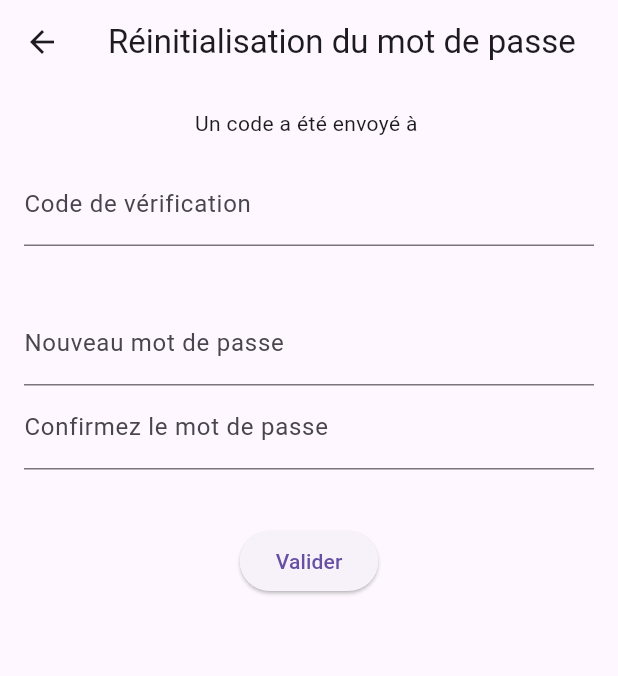
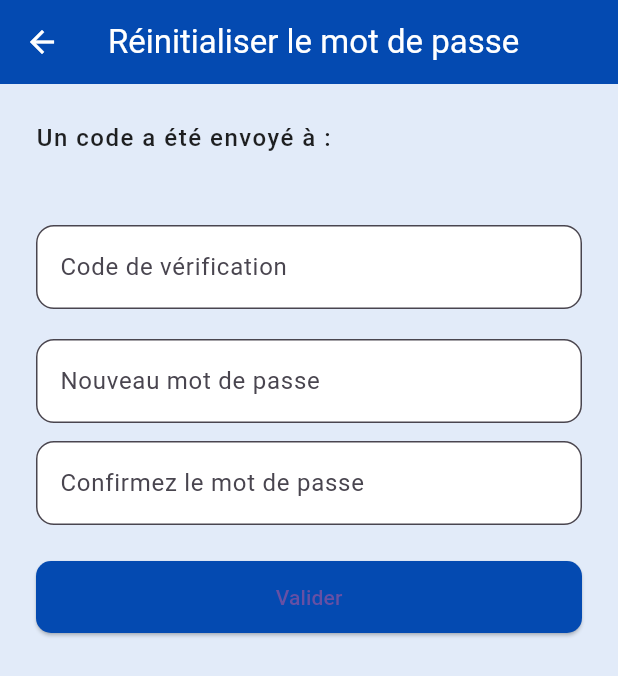
Before and after one commit to azzachater/fish_app, a Flutter app: the ResetPasswordScreen screen opened directly with empty values, on a phone screen of 412 x 824 dp. Shown: the top 676 px of the screen. Run offline on Flutter 3.47's test engine with Material 3 defaults, Android fonts, the phone set to English and light mode, and no system bars; our stand-ins replace fl_chart, flutter_map, flutter_secure_storage, font_awesome_flutter, geolocator, get and 6 more; missing offline and left inert: flutter_osm_plugin, pusher_channels_flutter; accounts and stored records are empty; network calls fail.

Commit message:
reset password

```diff
--- a/lib/screens/Authentification/reset_password_screen.dart
+++ b/lib/screens/Authentification/reset_password_screen.dart
@@ -1,3 +1,4 @@
+import 'package:fish_app/constants/theme.dart';
 import 'package:fish_app/controllers/auth_controller.dart';
 import 'package:flutter/material.dart';
 import 'package:get/get.dart';
@@ -7,47 +8,90 @@ class ResetPasswordScreen extends StatelessWidget {
   final AuthController _authController = Get.find<AuthController>();
   final TextEditingController _codeController = TextEditingController();
   final TextEditingController _newPasswordController = TextEditingController();
-  final TextEditingController _confirmPasswordController = TextEditingController();
+  final TextEditingController _confirmPasswordController =
+      TextEditingController();
 
   ResetPasswordScreen({required this.email, Key? key}) : super(key: key);
 
   @override
   Widget build(BuildContext context) {
     return Scaffold(
-      appBar: AppBar(title: const Text('Réinitialisation du mot de passe')),
+      backgroundColor: AppTheme.lightPrimary,
+      appBar: AppBar(
+        title: const Text('Réinitialiser le mot de passe'),
+        backgroundColor: AppTheme.primaryColor,
+        foregroundColor: Colors.white,
+        elevation: 0,
+      ),
       body: Padding(
-        padding: const EdgeInsets.all(16.0),
+        padding: const EdgeInsets.all(24.0),
         child: SingleChildScrollView(
           child: Column(
+            crossAxisAlignment: CrossAxisAlignment.start,
             children: [
-              Text('Un code a été envoyé à $email'),
-              const SizedBox(height: 16),
-              TextField(
-                controller: _codeController,
-                decoration: const InputDecoration(labelText: 'Code de vérification'),
+              Text(
+                'Un code a été envoyé à :',
+                style: AppTheme.bodyText1.copyWith(color: Colors.black87),
               ),
-              Obx(() => Text(
+              const SizedBox(height: 4),
+              Text(
+                email,
+                style: AppTheme.heading2.copyWith(
+                  fontSize: 16,
+                  color: AppTheme.primaryColor,
+                ),
+              ),
+              const SizedBox(height: 20),
+              _buildTextField('Code de vérification', _codeController),
+              Obx(
+                () =>
+                    _authController.resetTokenError.value.isNotEmpty
+                        ? Padding(
+                          padding: const EdgeInsets.only(top: 8),
+                          child: Text(
                             _authController.resetTokenError.value,
                             style: const TextStyle(color: Colors.red),
-                  )),
-              const SizedBox(height: 16),
-              TextField(
-                controller: _newPasswordController,
-                obscureText: true,
-                decoration: const InputDecoration(labelText: 'Nouveau mot de passe'),
                           ),
-              TextField(
-                controller: _confirmPasswordController,
-                obscureText: true,
-                decoration: const InputDecoration(labelText: 'Confirmez le mot de passe'),
+                        )
+                        : Container(),
               ),
-              Obx(() => Text(
+              const SizedBox(height: 20),
+              _buildTextField(
+                'Nouveau mot de passe',
+                _newPasswordController,
+                obscure: true,
+              ),
+              const SizedBox(height: 12),
+              _buildTextField(
+                'Confirmez le mot de passe',
+                _confirmPasswordController,
+                obscure: true,
+              ),
+              Obx(
+                () =>
+                    _authController.resetPasswordError.value.isNotEmpty
+                        ? Padding(
+                          padding: const EdgeInsets.only(top: 8),
+                          child: Text(
                             _authController.resetPasswordError.value,
                             style: const TextStyle(color: Colors.red),
-                  )),
-              const SizedBox(height: 16),
-              ElevatedButton(
-                onPressed: () => _authController.verifyAndResetPassword(
+                          ),
+                        )
+                        : Container(),
+              ),
+              const SizedBox(height: 24),
+              SizedBox(
+                width: double.infinity,
+                child: ElevatedButton(
+                  style: ElevatedButton.styleFrom(
+                    backgroundColor: AppTheme.primaryColor,
+                    padding: const EdgeInsets.symmetric(vertical: 14),
+                    shape: RoundedRectangleBorder(
+                      borderRadius: BorderRadius.circular(10),
+                    ),
+                  ),
+                  onPressed:
+                      () => _authController.verifyAndResetPassword(
                         email: email,
                         code: _codeController.text.trim(),
                         newPassword: _newPasswordController.text.trim(),
@@ -55,10 +99,28 @@ class ResetPasswordScreen extends StatelessWidget {
                       ),
                   child: const Text('Valider'),
                 ),
+              ),
             ],
           ),
         ),
       ),
     );
   }
+
+  Widget _buildTextField(
+    String label,
+    TextEditingController controller, {
+    bool obscure = false,
+  }) {
+    return TextField(
+      controller: controller,
+      obscureText: obscure,
+      decoration: InputDecoration(
+        labelText: label,
+        filled: true,
+        fillColor: Colors.white,
+        border: OutlineInputBorder(borderRadius: BorderRadius.circular(12)),
+      ),
+    );
   }
+}
```
Also changed, not shown: lib/screens/Authentification/forgot_password_screen.dart (+43 -12 lines). Lines whose indentation alone changed are shown as unchanged.
